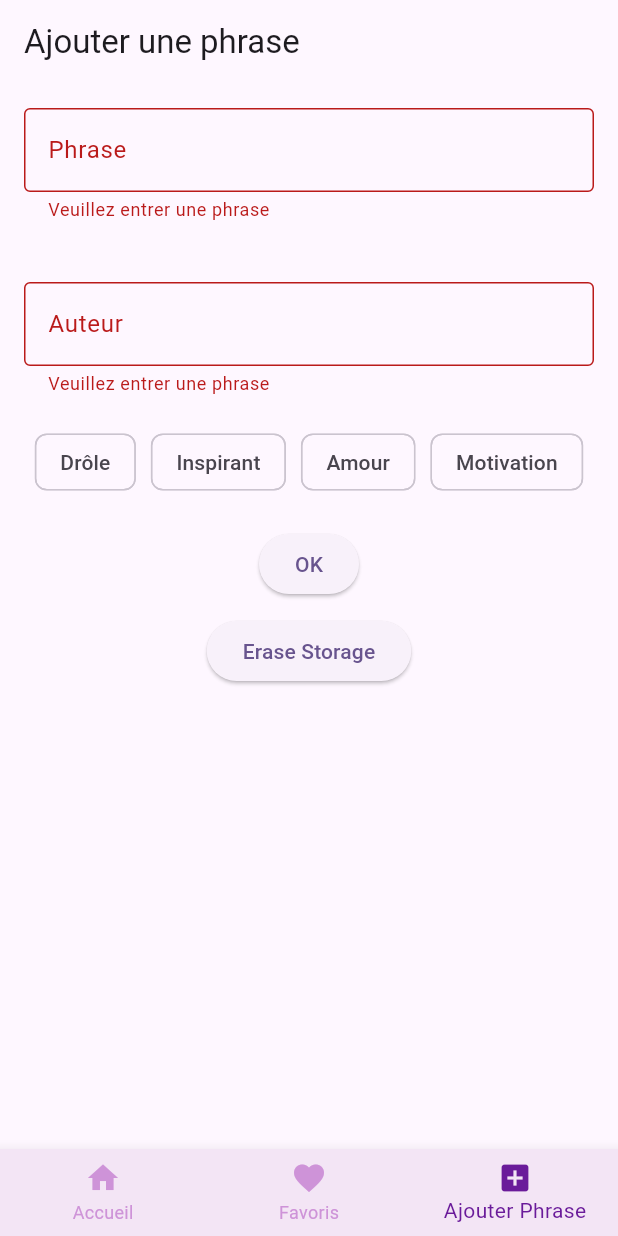
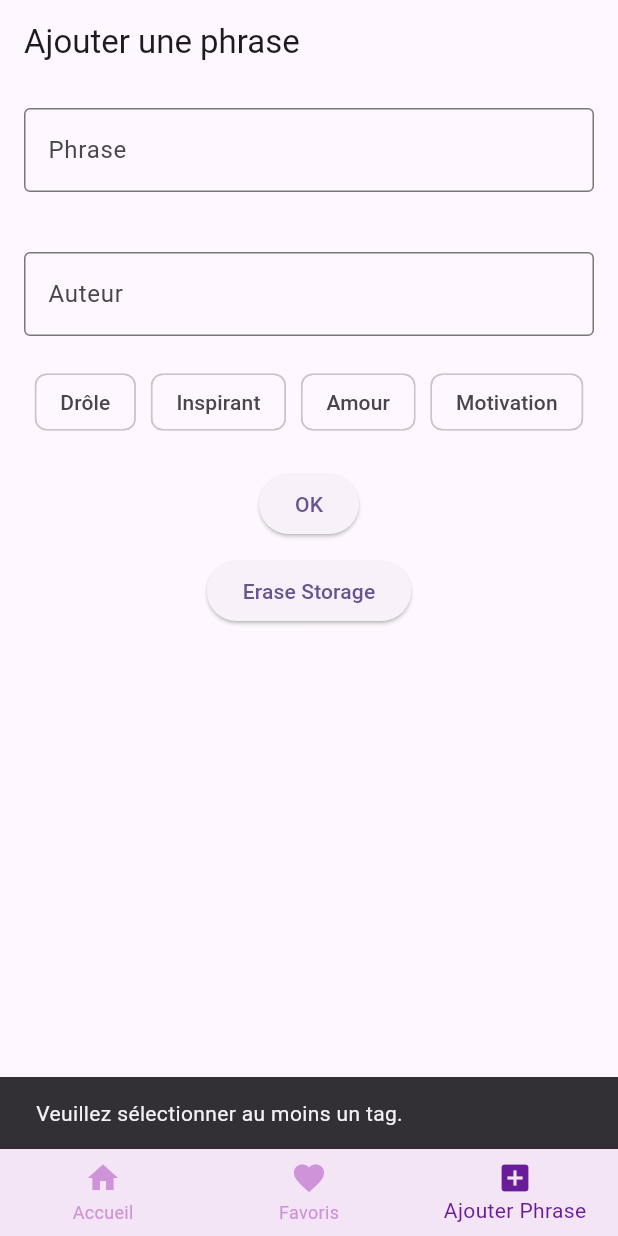
Before and after one commit to l3miage-campusb/Citations, a Flutter app: the screen it shows after launch, item 3 of the bottom bar chosen, after a tap on "OK", on a phone screen of 412 x 824 dp. Run offline on Flutter 3.47's test engine with Material 3 defaults, Android fonts, the light colour scheme and no system bars; our stand-ins replace localstorage; network calls fail.

Commit message:
AddPhrasePage done

```diff
--- a/mes_citations/lib/pages/add_phrase_page.dart
+++ b/mes_citations/lib/pages/add_phrase_page.dart
@@ -26,21 +26,72 @@ class _AddPhrasePageState extends State<AddPhrasePage> {
     super.dispose();
   }
 
+
+  final List<String> bannedWords = [
+    'pute',
+    'merde',
+    'putain',
+    'salope',
+    'connard',
+    'con',
+    'enculé',
+    'bordel',
+    'chiant',
+    'foutre',
+    'nique',
+    'bite',
+    'couille',
+    'branleur',
+    'pédé',
+    'salaud',
+    'grognasse',
+    'ta gueule',
+    'ferme-la',
+    'trou du cul',
+    'enculer',
+  ];
+
+  bool containsBannedWords(String text) {
+    final lowerText = text.toLowerCase();
+    return bannedWords.any((word) => lowerText.contains(word));
+  }
+
+
   void _submitForm() {
+
+
+    final phrase = _phraseController.text;
+    final author = _authorController.text;
+
+    if (_selectedTags.isEmpty) {
+      ScaffoldMessenger.of(context).showSnackBar(
+        const SnackBar(content: Text('Veuillez sélectionner au moins un tag.')),
+      );
+      return;
+    }
+
+    if (containsBannedWords(phrase) || containsBannedWords(author)) {
+      ScaffoldMessenger.of(context).showSnackBar(
+        const SnackBar(content: Text('Langage inapproprié détecté. Veuillez reformuler la phrase.')),
+      );
+      return;
+    }
+
     if (_formKey.currentState!.validate()) {
-      // Aquí puedes manejar la frase ingresada
-      final phrase = _phraseController.text;
-      final author = _authorController.text;
-
 
       _phraseController.clear();
       _authorController.clear();
+      _selectedTags.clear();
+
+
+      setState(() {}); // Para actualizar la UI y limpiar dropdown
 
       FocusScope.of(context).unfocus();
 
       ScaffoldMessenger.of(context).showSnackBar(
         const SnackBar(content: Text('Phrase ajoutée avec succès!')),
       );
+
       Citation citation = Citation(
         citation: phrase,
         auteur: author,
@@ -65,7 +116,6 @@ class _AddPhrasePageState extends State<AddPhrasePage> {
 
       localstorage.addPhrase(citation);
 
-      setState(() {}); // Para actualizar la UI y limpiar dropdown
     }
   }
 
```
